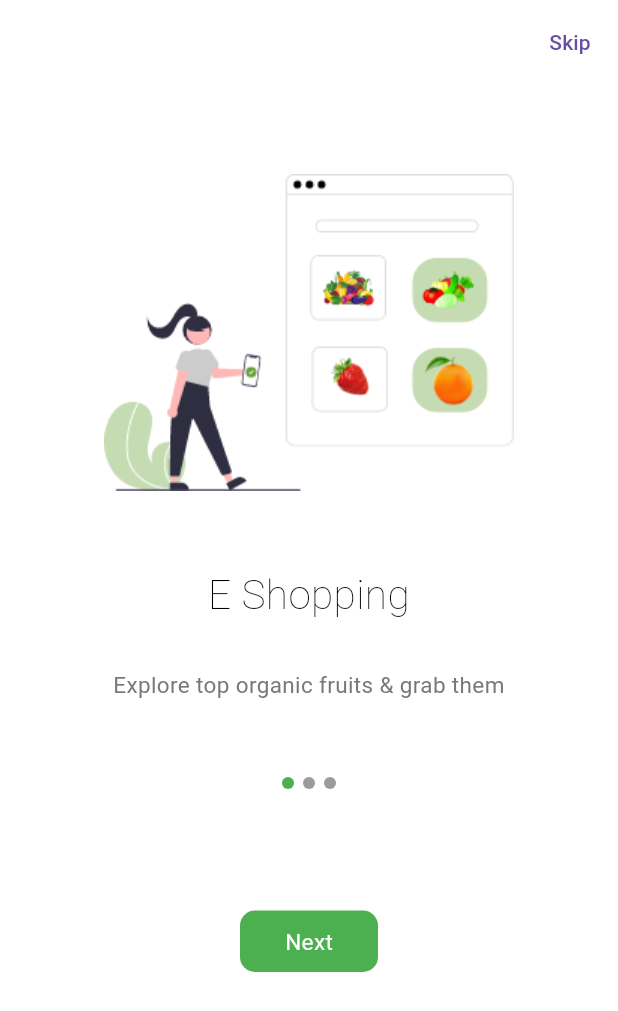
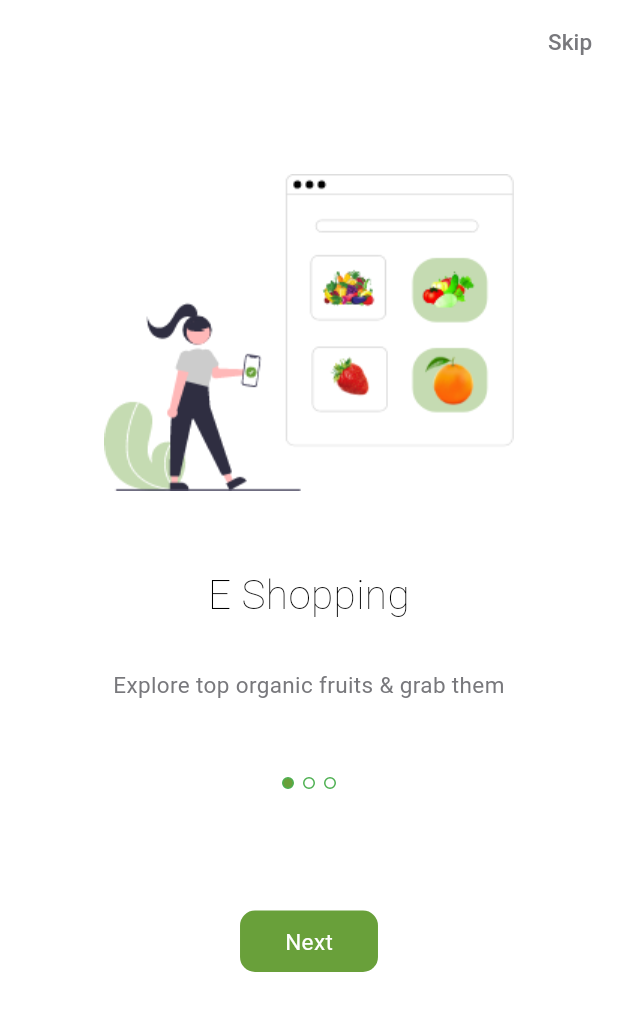
Before and after one commit to xuanlocgs2000/fruit_app_ui, a Flutter app: the screen it shows after launch, on a phone screen of 412 x 824 dp. Shown: the top 1011 px of the screen. Run offline on Flutter 3.47's test engine with Material 3 defaults, Android fonts, the phone set to English and light mode, and no system bars; our stand-ins replace introduction_screen; missing offline and left inert: dart:html; Roboto replaces fonts that are missing (Poppins).

Commit message:
fix dot animation

```diff
--- a/lib/screens/onboarding_screen.dart
+++ b/lib/screens/onboarding_screen.dart
@@ -39,7 +39,14 @@ class _OnboardState extends State<Onboard> {
         actions: [
           TextButton(
             onPressed: () {},
-            child: Text("Skip"),
+            child: const Text(
+              "Skip",
+              style: TextStyle(
+                fontSize: 15.0,
+                fontFamily: 'Poppins',
+                color: Color(0xff78787c),
+              ),
+            ),
           )
         ],
       ),
@@ -100,9 +107,12 @@ class _OnboardState extends State<Onboard> {
                                   width: 8.0,
                                   height: 8,
                                   decoration: BoxDecoration(
+                                    // border: Color.black,
                                     color: currentIndex == index
-                                        ? Colors.green
-                                        : Color.fromARGB(255, 157, 155, 154),
+                                        ? Color(0xff69A03A)
+                                        : Color.fromARGB(255, 255, 255, 255),
+                                    border: Border.all(color: Colors.green),
+
                                     borderRadius: BorderRadius.circular(10.0),
                                   ),
                                 )
@@ -128,7 +138,7 @@ class _OnboardState extends State<Onboard> {
                               horizontal: 30.0, vertical: 10.0),
                           decoration: BoxDecoration(
                             color: currentIndex == index
-                                ? Colors.green
+                                ? Color(0xff69A03A)
                                 : Colors.black,
                             borderRadius: BorderRadius.circular(10.0),
                           ),
--- a/lib/screens/splash_screen.dart
+++ b/lib/screens/splash_screen.dart
@@ -19,7 +19,7 @@ class _SplashScreenState extends State<SplashScreen> {
         () => Navigator.push(
             context,
             MaterialPageRoute(
-              builder: (context) => Onboard(),
+              builder: (context) => const Onboard(),
             )));
   }
 
```
